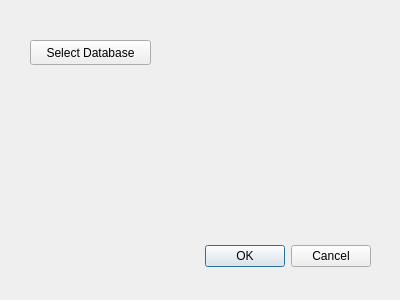
The window that Commencer/generatedatabase.ui (JonGift/Commencer) describes before a commit, drawn with Qt 5.
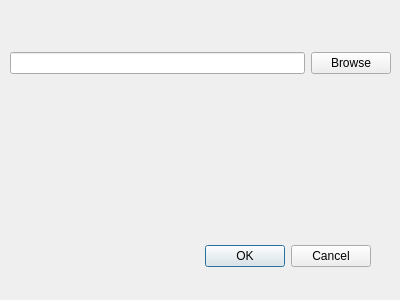
The same window after the commit.

Commit message: Improve browse button

```diff
--- a/Commencer/generatedatabase.ui
+++ b/Commencer/generatedatabase.ui
@@ -29,18 +29,27 @@
     <set>QDialogButtonBox::Cancel|QDialogButtonBox::Ok</set>
    </property>
   </widget>
-  <widget class="QPushButton" name="pushButton">
+  <widget class="QWidget" name="">
    <property name="geometry">
     <rect>
-     <x>30</x>
-     <y>40</y>
-     <width>121</width>
-     <height>25</height>
+     <x>10</x>
+     <y>50</y>
+     <width>381</width>
+     <height>27</height>
     </rect>
    </property>
-   <property name="text">
-    <string>Select Database</string>
-   </property>
+   <layout class="QHBoxLayout" name="horizontalLayout">
+    <item>
+     <widget class="QLineEdit" name="lineEdit"/>
+    </item>
+    <item>
+     <widget class="QPushButton" name="pushButton">
+      <property name="text">
+       <string>Browse</string>
+      </property>
+     </widget>
+    </item>
+   </layout>
   </widget>
  </widget>
  <resources/>
```
The commit also changes 1 other file.
